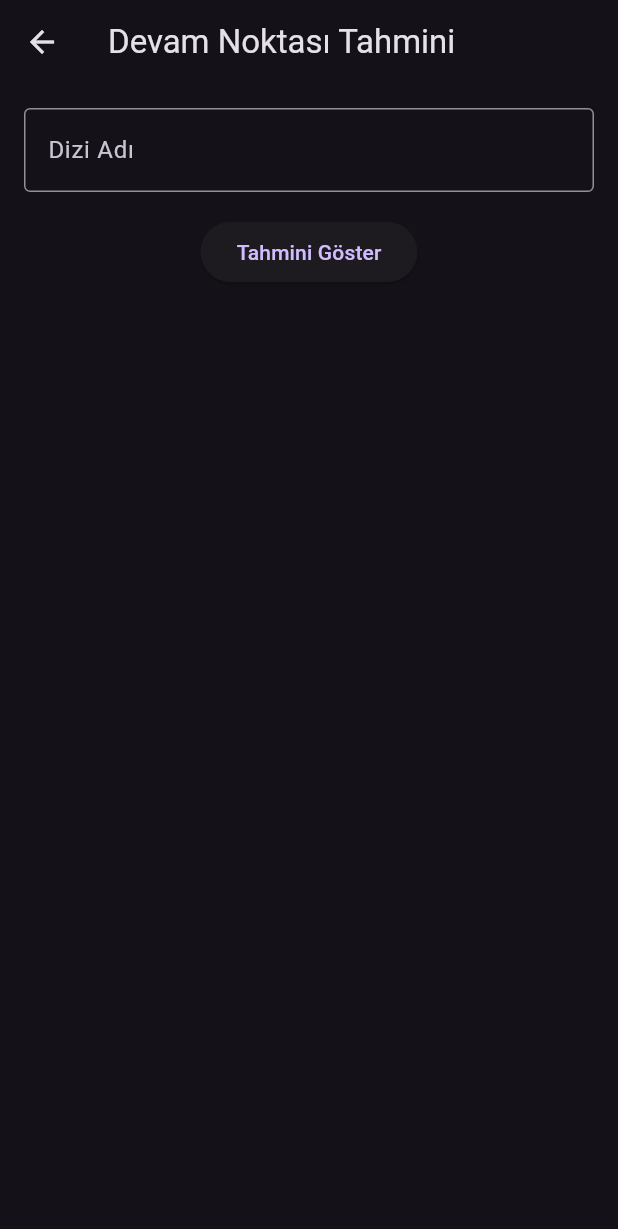
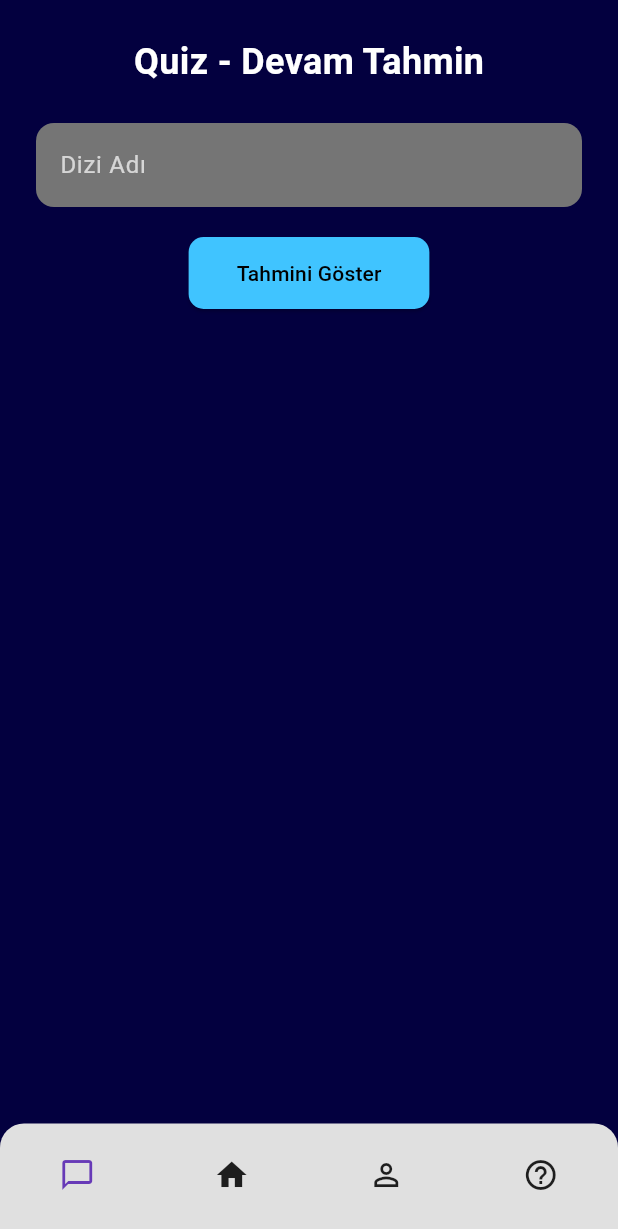
Before and after one commit to elifyarensakar/DiziFilmTakipUygulamasi, a Flutter app: the DevamTahminEkrani screen opened by its route, on a phone screen of 412 x 824 dp. Shown: the top 1229 px of the screen. Run offline on Flutter 3.47's test engine with Material 3 defaults, Android fonts, the phone set to English and light mode, and no system bars.

Commit message:
Devam Tahmin ekranı arayüzü

```diff
--- a/dizifilmtakip/lib/lib/screens/devam_tahmin_ekrani.dart
+++ b/dizifilmtakip/lib/lib/screens/devam_tahmin_ekrani.dart
@@ -19,7 +19,6 @@ class _DevamTahminEkraniState extends State<DevamTahminEkrani> {
     });
 
     final url = Uri.parse('http://172.18.151.65:5000/devam-noktasi-tahmin');
-
     final cevap = await http.post(
       url,
       headers: {'Content-Type': 'application/json'},
@@ -28,58 +27,128 @@ class _DevamTahminEkraniState extends State<DevamTahminEkrani> {
         "cevaplar": [
           "Karakterler arasındaki son olayları tam hatırlamıyorum.",
           "Ana karakterin ne yaptığına emin değilim.",
-          "Hangi ilişkiler bozuldu ya da ilerledi, net değil."
-        ]
+          "Hangi ilişkiler bozuldu ya da ilerledi, net değil.",
+        ],
       }),
     );
 
-    if (cevap.statusCode == 200) {
-      final json = jsonDecode(cevap.body);
-      setState(() {
-        tahminSonucu = json['tahmin'];
-        yukleniyor = false;
-      });
-    } else {
-      setState(() {
+    setState(() {
+      yukleniyor = false;
+      if (cevap.statusCode == 200) {
+        tahminSonucu = jsonDecode(cevap.body)['tahmin'];
+      } else {
         tahminSonucu = "Tahmin alınamadı. Hata kodu: ${cevap.statusCode}";
-        yukleniyor = false;
-      });
-    }
+      }
+    });
   }
 
   @override
   Widget build(BuildContext context) {
     return Scaffold(
-      appBar: AppBar(title: Text("Devam Noktası Tahmini")),
-      body: Padding(
-        padding: const EdgeInsets.all(16.0),
+      backgroundColor: Color(0xFF03003F),
+      body: SafeArea(
         child: Column(
           children: [
-            TextField(
-              controller: diziAdiController,
-              decoration: InputDecoration(
-                labelText: "Dizi Adı",
-                border: OutlineInputBorder(),
+            SizedBox(height: 24),
+            Center(
+              child: Text(
+                "Quiz - Devam Tahmin",
+                style: TextStyle(
+                  fontSize: 24,
+                  color: Colors.white,
+                  fontWeight: FontWeight.bold,
+                ),
               ),
             ),
-            SizedBox(height: 16),
+            SizedBox(height: 24),
+            Padding(
+              padding: const EdgeInsets.symmetric(horizontal: 24),
+              child: TextField(
+                controller: diziAdiController,
+                style: TextStyle(color: Colors.white),
+                decoration: InputDecoration(
+                  hintText: "Dizi Adı",
+                  hintStyle: TextStyle(color: Colors.white70),
+                  filled: true,
+                  fillColor: Colors.grey.shade600,
+                  border: OutlineInputBorder(
+                    borderRadius: BorderRadius.circular(12),
+                    borderSide: BorderSide.none,
+                  ),
+                ),
+              ),
+            ),
+            SizedBox(height: 20),
             ElevatedButton(
               onPressed: () {
                 final diziAdi = diziAdiController.text.trim();
-                if (diziAdi.isNotEmpty) {
-                  tahminYap(diziAdi);
-                }
+                if (diziAdi.isNotEmpty) tahminYap(diziAdi);
               },
-              child: Text("Tahmini Göster"),
+              style: ElevatedButton.styleFrom(
+                backgroundColor: Colors.lightBlueAccent,
+                shape: RoundedRectangleBorder(
+                  borderRadius: BorderRadius.circular(10),
+                ),
+                padding: EdgeInsets.symmetric(horizontal: 32, vertical: 14),
+              ),
+              child: Text(
+                "Tahmini Göster",
+                style: TextStyle(color: Colors.black),
+              ),
             ),
             SizedBox(height: 24),
-            if (yukleniyor) CircularProgressIndicator(),
-            if (!yukleniyor && tahminSonucu != null)
-              Text(
-                "Tahmin: $tahminSonucu",
-                style: TextStyle(fontSize: 18),
-                textAlign: TextAlign.center,
+            if (yukleniyor)
+              CircularProgressIndicator()
+            else if (tahminSonucu != null)
+              Padding(
+                padding: const EdgeInsets.symmetric(horizontal: 24),
+                child: Container(
+                  width: double.infinity,
+                  padding: EdgeInsets.all(16),
+                  decoration: BoxDecoration(
+                    color: Colors.grey.shade600,
+                    borderRadius: BorderRadius.circular(10),
+                  ),
+                  child: Text(
+                    "Tahmin: $tahminSonucu",
+                    style: TextStyle(color: Colors.white, fontSize: 16),
+                  ),
+                ),
               ),
+            Spacer(),
+
+            Container(
+              padding: EdgeInsets.symmetric(vertical: 8),
+              decoration: BoxDecoration(
+                color: Colors.grey.shade300,
+                borderRadius: BorderRadius.vertical(top: Radius.circular(16)),
+              ),
+              child: BottomNavigationBar(
+                backgroundColor: Colors.transparent,
+                elevation: 0,
+                type: BottomNavigationBarType.fixed,
+                selectedItemColor: Colors.deepPurple,
+                unselectedItemColor: Colors.black87,
+                showSelectedLabels: false,
+                showUnselectedLabels: false,
+                onTap: (index) {},
+                items: const [
+                  BottomNavigationBarItem(
+                    icon: Icon(Icons.chat_bubble_outline),
+                    label: '',
+                  ),
+                  BottomNavigationBarItem(icon: Icon(Icons.home), label: ''),
+                  BottomNavigationBarItem(
+                    icon: Icon(Icons.person_outline),
+                    label: '',
+                  ),
+                  BottomNavigationBarItem(
+                    icon: Icon(Icons.help_outline),
+                    label: '',
+                  ),
+                ],
+              ),
+            ),
           ],
         ),
       ),
```
